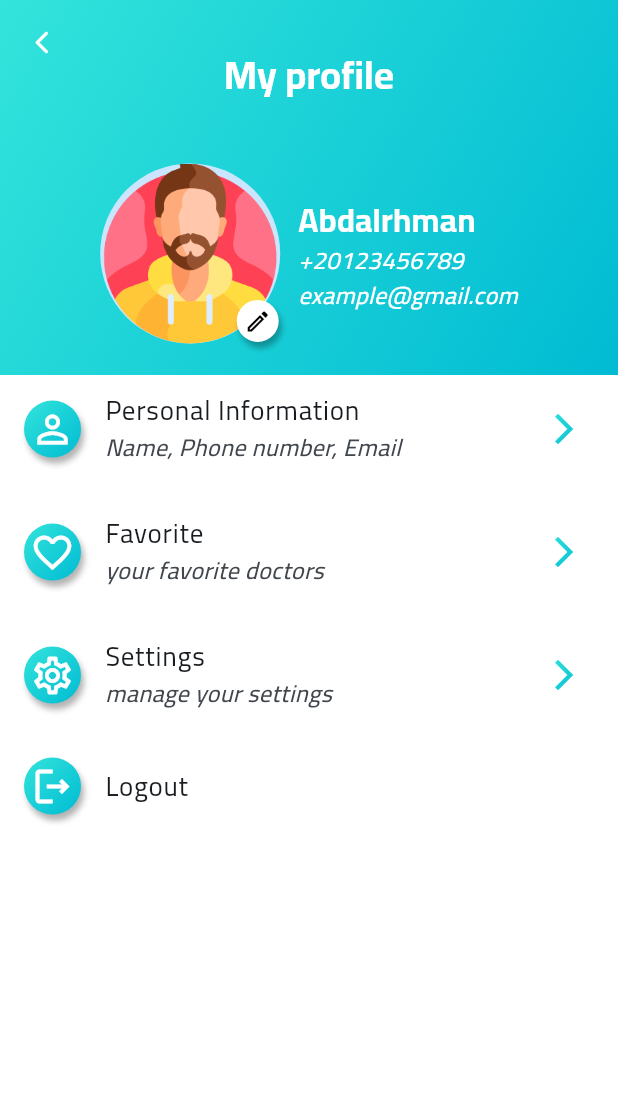
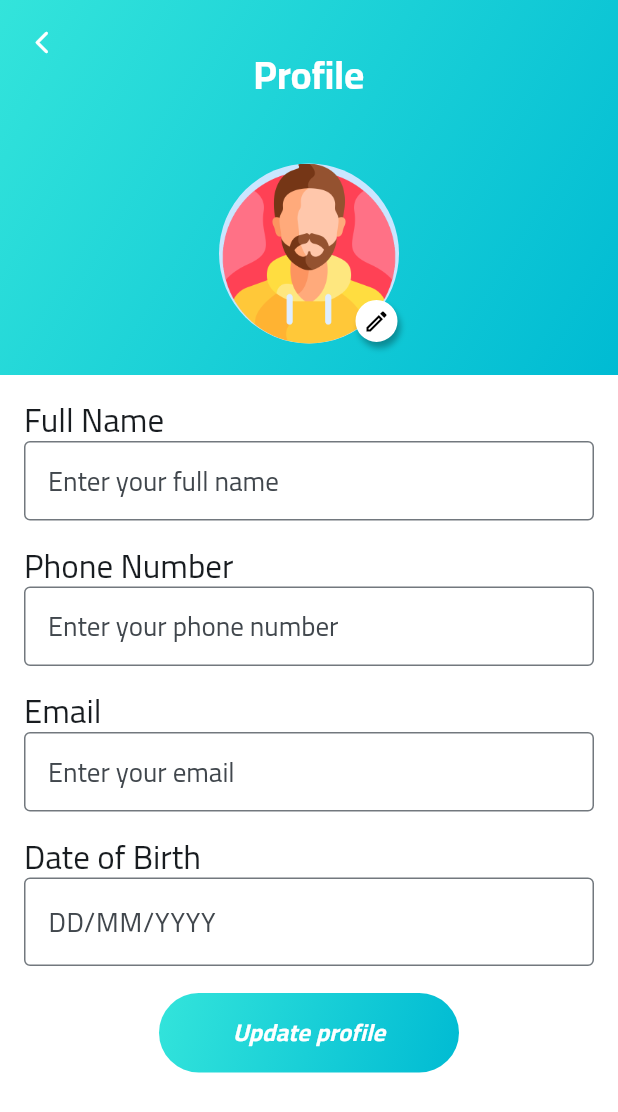
Before and after one commit to Abdalrahman1723/Health-care-management-app, a Flutter app: the UserProfileScreen screen opened by its route, after a tap on "Personal Information", on a phone screen of 412 x 824 dp. Shown: the top 1112 px of the screen. Run offline on Flutter 3.47's test engine with Material 3 defaults, Android fonts, the phone set to English and light mode, and no system bars; our stand-ins replace bloc, dartz, equatable, flutter_svg, fluttertoast; missing offline and left inert: calendar_day_slot_navigator.

Commit message:
add edit profile screen

```diff
--- a/lib/config/routes/routes.dart
+++ b/lib/config/routes/routes.dart
@@ -1,5 +1,6 @@
 import 'package:health_care_app/features/app%20settings/presentation/screens/settings_screen.dart';
 import 'package:health_care_app/features/main%20page/presentation/screens/main_screen.dart';
+import 'package:health_care_app/features/personal%20profile/presentation/screens/edit_profile_screen.dart';
 import 'package:health_care_app/features/specializations/presentation/screens/specializations_screen.dart';
 import '../../features/personal profile/presentation/screens/user_profile_screen.dart';
 
@@ -8,6 +9,7 @@ class Routes {
   static const String specializationsScreen = '/SpecializationsScreen';
   static const String userProfileScreen = '/UserProfileScreen';
   static const String settingsScreen = '/SettingsScreen';
+  static const String editProfileScreen = '/EditProfileScreen';
 }
 
 final routes = {
@@ -15,4 +17,5 @@ final routes = {
   Routes.specializationsScreen: (context) => const SpecializationsScreen(),
   Routes.userProfileScreen: (context) => const UserProfileScreen(),
   Routes.settingsScreen: (context) => const SettingsScreen(),
+  Routes.editProfileScreen: (context) => const EditProfileScreen(),
 };
--- a/lib/config/theme/app_theme.dart
+++ b/lib/config/theme/app_theme.dart
@@ -42,7 +42,11 @@ ThemeData appTheme() {
           fontSize: 22,
           fontWeight: FontWeight.w700,
         ),
-    ),
+        // for form input
+        displayMedium: TextStyle(
+          color: Colors.black,
+          fontSize: 18,
+        )),
     //
     //IconButtonTheme
     iconButtonTheme: IconButtonThemeData(
--- a/lib/core/utils/app_icons.dart
+++ b/lib/core/utils/app_icons.dart
@@ -3,7 +3,7 @@ class AppIcons {
   static String dermatology = 'assets/icons/Icon-Dermatology-Small.svg';
   static String generalMedicine = 'assets/icons/Icon-Med-General-Small.svg';
   static String gynecology = 'assets/icons/Icon-Gynecology-Small.svg';
-  static String odontology = 'assets/icons/Icon-Odontology-Small.svg';
+  static String dentistry = 'assets/icons/Icon-Odontology-Small.svg';
   static String oncology = 'assets/icons/Icon-Oncology-Small.svg';
   static String ophtamology = 'assets/icons/Icon-Ophtamology-Small.svg';
   static String orthopedics = 'assets/icons/Icon-Orthopedics-Small.svg';
--- a/lib/features/main page/presentation/widgets/specialty.dart
+++ b/lib/features/main page/presentation/widgets/specialty.dart
@@ -3,7 +3,7 @@ import 'package:flutter_svg/svg.dart';
 import 'package:health_care_app/core/utils/app_colors.dart';
 import 'package:health_care_app/core/utils/constants.dart';
 
-Widget specilaty(String icon, String title) {
+Widget specialty(String icon, String title) {
   return InkWell(
     borderRadius: BorderRadius.circular(16),
     splashColor: Colors.green,
--- /dev/null
+++ b/lib/features/personal profile/presentation/screens/edit_profile_screen.dart
@@ -0,0 +1,157 @@
+import 'package:flutter/material.dart';
+import 'package:health_care_app/core/utils/app_colors.dart';
+import 'package:health_care_app/features/main%20page/presentation/widgets/avatar.dart';
+import 'package:health_care_app/features/personal%20profile/presentation/widgets/gradient_button.dart';
+
+class EditProfileScreen extends StatefulWidget {
+  const EditProfileScreen({super.key});
+
+  @override
+  State<EditProfileScreen> createState() => _EditProfileScreenState();
+}
+
+class _EditProfileScreenState extends State<EditProfileScreen> {
+  DateTime? _selectedDate;
+
+  @override
+  Widget build(BuildContext context) {
+    return Scaffold(
+      appBar: PreferredSize(
+        preferredSize: const Size.fromHeight(250),
+        child: AppBar(
+          // the back button
+          leading: IconButton(
+            style: ButtonStyle(
+              backgroundColor: WidgetStateProperty.all(Colors.transparent),
+            ),
+            onPressed: () => Navigator.pop(context),
+            icon: const Icon(
+              Icons.arrow_back_ios_new_rounded,
+              color: Colors.white,
+            ),
+          ),
+          automaticallyImplyLeading: false,
+          flexibleSpace: Container(
+            padding: const EdgeInsets.only(top: 12),
+            // for gradient color background
+            decoration: BoxDecoration(gradient: AppColors.containerBackground),
+            child: Padding(
+              padding: const EdgeInsets.all(12.0),
+              child: Column(
+                mainAxisAlignment: MainAxisAlignment.spaceAround,
+                children: [
+                  //the title
+                  Text(
+                    "Profile",
+                    style: Theme.of(context).textTheme.headlineLarge,
+                  ),
+                  const SizedBox(height: 8.0),
+                  Center(
+                    child:
+                        //the user avatar
+                        InkWell(
+                      onTap: () {
+                        //image picker
+                      },
+                      child: avatar(
+                        context: context,
+                        editIconSize: 18,
+                        avatarSize: 60,
+                      ),
+                    ),
+                  ),
+                ],
+              ),
+            ),
+          ),
+          centerTitle: true,
+        ),
+      ),
+      body: SingleChildScrollView(
+        child: SafeArea(
+          child: Padding(
+            padding: const EdgeInsets.all(16.0),
+            child: Column(
+              crossAxisAlignment: CrossAxisAlignment.start,
+              children: [
+                // the name
+                Text(
+                  'Full Name',
+                  style: Theme.of(context).textTheme.titleLarge,
+                ),
+                TextFormField(
+                  style: Theme.of(context).textTheme.displayMedium,
+                  decoration: const InputDecoration(
+                    hintText: 'Enter your full name',
+                    border: OutlineInputBorder(),
+                  ),
+                ),
+                const SizedBox(height: 16.0),
+                // phone number
+                Text(
+                  'Phone Number',
+                  style: Theme.of(context).textTheme.titleLarge,
+                ),
+                TextFormField(
+                  style: Theme.of(context).textTheme.displayMedium,
+                  decoration: const InputDecoration(
+                    hintText: 'Enter your phone number',
+                    border: OutlineInputBorder(),
+                  ),
+                  keyboardType: TextInputType.phone,
+                ),
+                const SizedBox(height: 16.0),
+                // email
+                Text(
+                  'Email',
+                  style: Theme.of(context).textTheme.titleLarge,
+                ),
+                TextFormField(
+                  style: Theme.of(context).textTheme.displayMedium,
+                  decoration: const InputDecoration(
+                    hintText: 'Enter your email',
+                    border: OutlineInputBorder(),
+                  ),
+                  keyboardType: TextInputType.emailAddress,
+                ),
+                const SizedBox(height: 16.0),
+                // DOB
+                Text(
+                  'Date of Birth',
+                  style: Theme.of(context).textTheme.titleLarge,
+                ),
+                GestureDetector(
+                  onTap: () async {
+                    DateTime? pickedDate = await showDatePicker(
+                      context: context,
+                      initialDate: DateTime.now(),
+                      firstDate: DateTime(1900),
+                      lastDate: DateTime.now(),
+                    );
+                    if (pickedDate != null && pickedDate != _selectedDate) {
+                      setState(() {
+                        _selectedDate = pickedDate;
+                      });
+                    }
+                  },
+                  child: AbsorbPointer(
+                    child: TextFormField(
+                      decoration: InputDecoration(
+                        hintText: _selectedDate == null
+                            ? 'DD/MM/YYYY'
+                            : '${_selectedDate!.day}/${_selectedDate!.month}/${_selectedDate!.year}',
+                        border: const OutlineInputBorder(),
+                      ),
+                    ),
+                  ),
+                ),
+                const SizedBox(height: 18),
+                Center(child: gradientButton),
+              ],
+            ),
+          ),
+        ),
+      ),
+    );
+  }
+}
--- a/lib/features/personal profile/presentation/screens/user_profile_screen.dart
+++ b/lib/features/personal profile/presentation/screens/user_profile_screen.dart
@@ -29,7 +29,7 @@ class UserProfileScreen extends StatelessWidget {
           automaticallyImplyLeading: false,
           flexibleSpace: Container(
             padding: const EdgeInsets.only(top: 12),
-            // for gradiant color background
+            // for gradient color background
             decoration: BoxDecoration(gradient: AppColors.containerBackground),
             child: Padding(
               padding: const EdgeInsets.all(12.0),
@@ -58,7 +58,7 @@ class UserProfileScreen extends StatelessWidget {
                         children: [
                           //the user name
                           Text(
-                            "Abdalrhman",
+                            "Abdalrahman",
                             style: Theme.of(context).textTheme.titleMedium,
                           ),
                           //the user Phone number
@@ -87,7 +87,9 @@ class UserProfileScreen extends StatelessWidget {
                     GradientBackground.gradientIcon(Icons.arrow_forward_ios),
                 title: const Text("Personal Information"),
                 subtitle: const Text("Name, Phone number, Email"),
-                onTap: () {},
+                onTap: () {
+                  Navigator.pushNamed(context, Routes.editProfileScreen);
+                },
               ),
               const SizedBox(height: 10),
               //the user favorite doctors
--- /dev/null
+++ b/lib/features/personal profile/presentation/widgets/gradient_button.dart
@@ -0,0 +1,29 @@
+import 'package:flutter/material.dart';
+import 'package:health_care_app/core/utils/app_colors.dart';
+
+Widget gradientButton = Container(
+  width: 200,
+  decoration: BoxDecoration(
+    gradient: AppColors.containerBackground,
+    borderRadius: BorderRadius.circular(30), // Rounded corners
+  ),
+  child: InkWell(
+    onTap: () {
+      // Add your action here
+    },
+    borderRadius: BorderRadius.circular(30), // Ripple effect follows the shape
+    child: const Padding(
+      padding: EdgeInsets.symmetric(horizontal: 30, vertical: 15),
+      child: Center(
+        child: Text(
+          'Update profile',
+          style: TextStyle(
+            color: Colors.white,
+            fontSize: 16,
+            fontWeight: FontWeight.bold,
+          ),
+        ),
+      ),
+    ),
+  ),
+);
--- a/pubspec.yaml
+++ b/pubspec.yaml
@@ -21,6 +21,7 @@ dependencies:
   calendar_day_slot_navigator: ^0.0.1
   intl: ^0.19.0
   flutter_svg: ^2.0.17
+  image_picker: ^1.1.2
 
 dev_dependencies:
   flutter_test:
```
Also changed, not shown: lib/features/main page/presentation/screens/main_screen.dart (+20 -19 lines), lib/features/specializations/presentation/screens/specializations_screen.dart (+20 -19 lines), pubspec.lock, 5 other files. Lines whose indentation alone changed are shown as unchanged.
